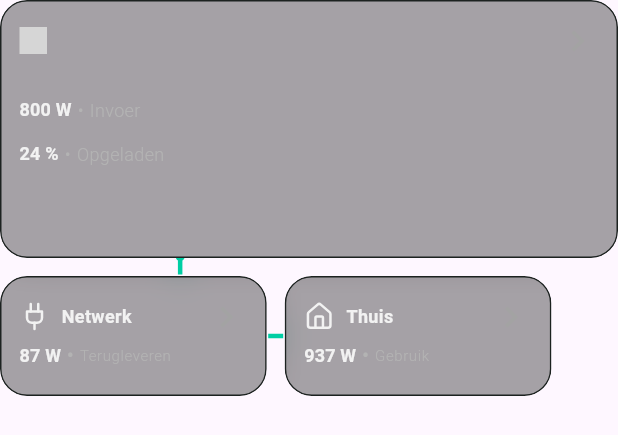
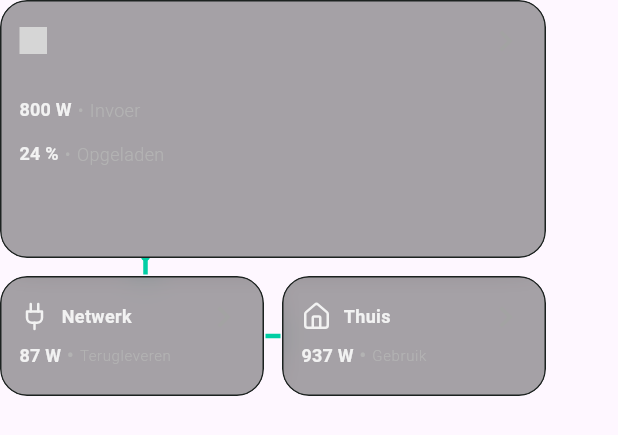
Before and after one commit to kien-mnly/appthemes-v3, a Flutter app: the BatteryBundleExtraLarge widget shown alone on an empty page, opened directly with empty values, on a phone screen of 412 x 824 dp. Shown: the top 435 px of the screen. Run offline on Flutter 3.47's test engine with Material 3 defaults, Android fonts, the phone set to English and light mode, and no system bars; our stand-ins replace fl_chart, flutter_secure_storage, flutter_svg, get_it, reorderables, smooth_corner and 1 more; accounts and stored records are empty; Roboto replaces fonts that are missing (Poppins); grey boxes are pictures that could not be loaded.

Commit message:
fix: adjust width widget sizes

```diff
--- a/lib/config/constants/widget_constants.dart
+++ b/lib/config/constants/widget_constants.dart
@@ -8,13 +8,13 @@ const double doubleRowHeight = singleRowHeight * 2 + gap;
 // const double doubleColumnWidth = doubleRowHeight * 2 + gap;
 
 double doubleColumnWidth(BuildContext context) {
-  double width = MediaQuery.of(context).size.width;
+  double width = MediaQuery.of(context).size.width - 48;
   return width;
 }
 
 double singleColumnWidth(BuildContext context) {
-  double width = MediaQuery.of(context).size.width;
-  return width / 2 - gap * 2.35;
+  double width = (doubleColumnWidth(context) / 2) - (gap / 2);
+  return width;
 }
 
 const EdgeInsets widgetPadding = EdgeInsets.symmetric(
--- a/lib/widgets/dashboard_widgets/battery_bundle/battery_bundle_large.dart
+++ b/lib/widgets/dashboard_widgets/battery_bundle/battery_bundle_large.dart
@@ -17,7 +17,7 @@ class BatteryBundleLarge extends StatelessWidget {
     final width = WidgetSize.large.width(context);
     final height = WidgetSize.large.height;
 
-    final compactW = width / 2 - gap * 2.35;
+    final compactW = WidgetSize.compact.width(context);
     final compactH = (WidgetSize.large.height - gap) / 2;
     return SizedBox(
       width: width,
--- a/lib/widgets/dashboard_widgets/battery_bundle/battery_bundle_xl.dart
+++ b/lib/widgets/dashboard_widgets/battery_bundle/battery_bundle_xl.dart
@@ -25,7 +25,7 @@ class BatteryBundleExtraLarge extends StatelessWidget {
 
     final largeWidgetHeight = WidgetSize.large.height;
     final compactWidgetHeight = WidgetSize.compact.height;
-    final halfW = width / 2 - gap * 2.35;
+    final halfW = WidgetSize.compact.width(context);
 
     return SizedBox(
       width: width,
```
